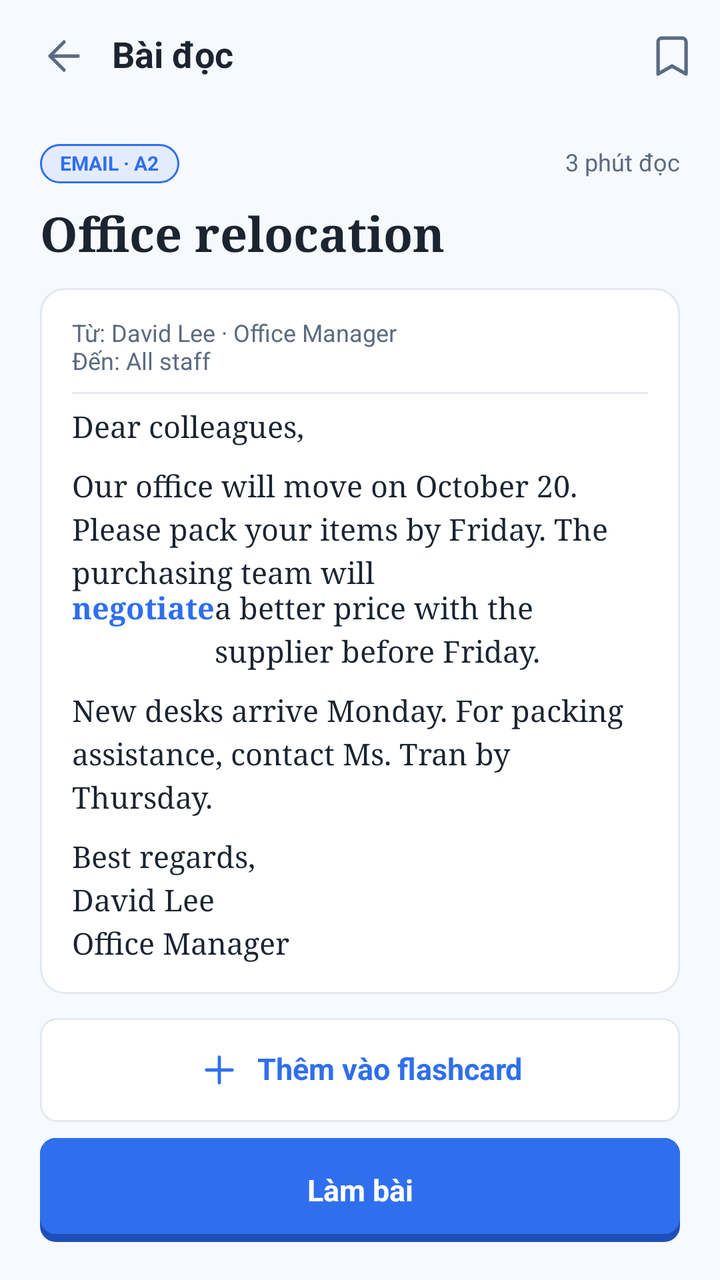
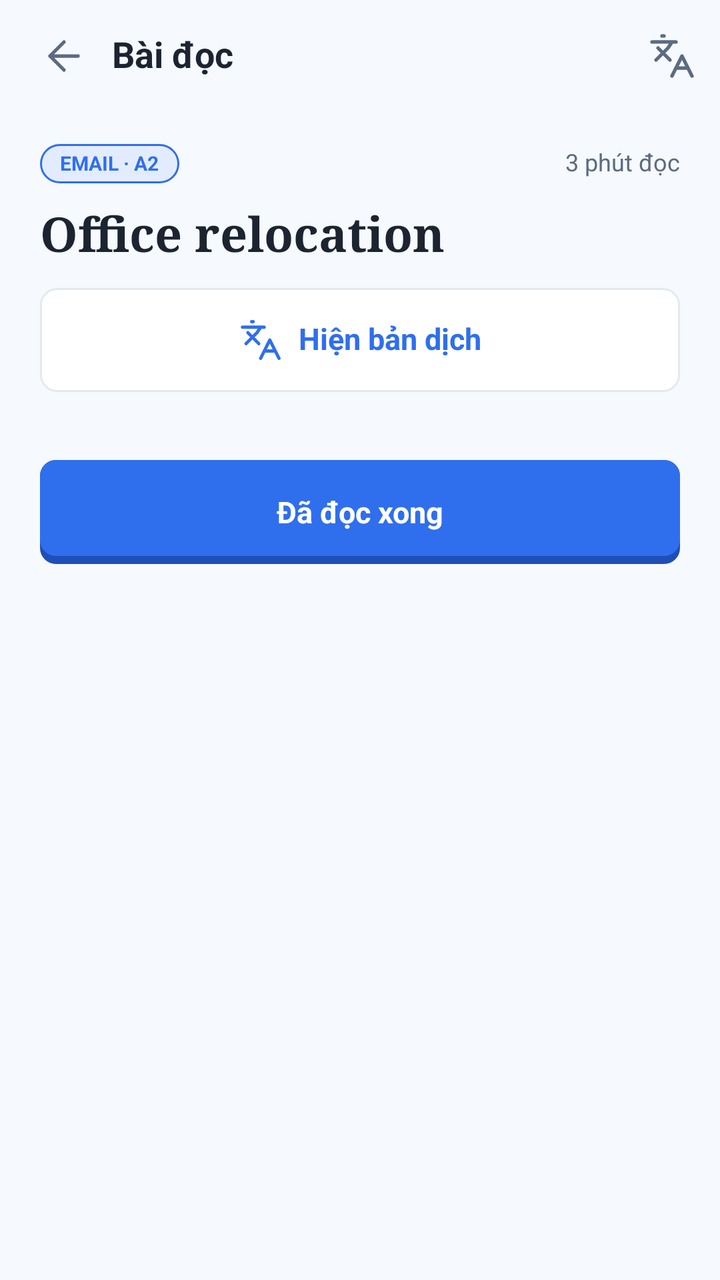

Before-and-after screenshots of an Android layout around one commit, followed by the original layout XML and the change that was made.
<!-- AndroidManifest.xml: application theme Theme.NT118_Project -->
<!-- res/layout/fragment_reading_article.xml -->
<?xml version="1.0" encoding="utf-8"?>
<androidx.constraintlayout.widget.ConstraintLayout
    xmlns:android="http://schemas.android.com/apk/res/android"
    xmlns:app="http://schemas.android.com/apk/res-auto"
    android:layout_width="match_parent"
    android:layout_height="match_parent"
    android:background="@color/app_bg">
    <androidx.constraintlayout.widget.Guideline
        android:id="@+id/guideStart"
        android:layout_width="wrap_content"
        android:layout_height="wrap_content"
        android:orientation="vertical"
        app:layout_constraintGuide_percent="@dimen/guide_start" />
    <androidx.constraintlayout.widget.Guideline
        android:id="@+id/guideEnd"
        android:layout_width="wrap_content"
        android:layout_height="wrap_content"
        android:orientation="vertical"
        app:layout_constraintGuide_percent="@dimen/guide_end" />
    <LinearLayout
        android:layout_width="0dp"
        android:layout_height="0dp"
        android:id="@+id/screenColumn"
        app:layout_constraintStart_toStartOf="@id/guideStart"
        app:layout_constraintEnd_toEndOf="@id/guideEnd"
        app:layout_constraintTop_toTopOf="parent"
        android:orientation="vertical"
        app:layout_constraintBottom_toBottomOf="parent">
        <LinearLayout
            android:layout_height="56dp"
            android:layout_width="match_parent"
            android:orientation="horizontal"
            android:gravity="center_vertical">
            <ImageButton
                android:layout_marginStart="8dp"
                style="@style/IconButton"
                android:src="@drawable/ic_arrow_left"
                android:tint="@color/app_text_secondary"
                android:id="@+id/btnBack"
                android:tag="back"
                android:contentDescription="@string/register_13" />
            <TextView
                android:layout_width="0dp"
                android:layout_weight="1"
                android:paddingStart="0dp"
                android:minHeight="48dp"
                android:gravity="center_vertical"
                android:layout_height="wrap_content"
                style="@style/Text.Title"
                android:text="@string/reading_article_13" />
            <ImageButton
                style="@style/IconButton"
                android:src="@drawable/ic_bookmark"
                android:tint="@color/app_text_secondary"
                android:contentDescription="@string/reading_article_12" />
        </LinearLayout>
        <androidx.core.widget.NestedScrollView
            android:layout_width="match_parent"
            android:layout_height="0dp"
            android:layout_weight="1"
            android:fillViewport="true">
            <LinearLayout
                android:paddingStart="20dp"
                android:paddingTop="16dp"
                android:paddingEnd="20dp"
                android:paddingBottom="28dp"
                android:layout_width="match_parent"
                android:layout_height="wrap_content"
                android:orientation="vertical">
                <LinearLayout
                    android:layout_width="match_parent"
                    android:layout_height="wrap_content"
                    android:orientation="horizontal"
                    android:gravity="center_vertical">
                    <TextView
                        style="@style/Badge"
                        android:text="@string/reading_article_08"
                        android:layout_width="wrap_content"
                        android:layout_height="wrap_content" />
                    <TextView
                        android:layout_marginStart="0dp"
                        android:gravity="end"
                        android:layout_width="0dp"
                        android:layout_weight="1"
                        android:layout_height="wrap_content"
                        style="@style/Text.Caption"
                        android:text="@string/reading_article_09" />
                </LinearLayout>
                <TextView
                    android:fontFamily="serif"
                    android:textSize="24sp"
                    android:layout_marginTop="12dp"
                    android:layout_width="match_parent"
                    android:layout_height="wrap_content"
                    style="@style/Text.Title"
                    android:text="@string/intro2_02" />
                <LinearLayout
                    android:background="@drawable/bg_card"
                    android:padding="16dp"
                    android:layout_marginTop="12dp"
                    android:layout_width="match_parent"
                    android:layout_height="wrap_content"
                    android:orientation="vertical">
                    <LinearLayout
                        android:background="@null"
                        android:padding="0dp"
                        android:layout_width="match_parent"
                        android:layout_height="wrap_content"
                        android:orientation="vertical">
                        <TextView
                            android:layout_width="match_parent"
                            android:layout_height="wrap_content"
                            style="@style/Text.Caption"
                            android:text="@string/reading_article_01" />
                        <TextView
                            android:layout_width="match_parent"
                            android:layout_height="wrap_content"
                            style="@style/Text.Caption"
                            android:text="@string/reading_article_02" />
                    </LinearLayout>
                    <View
                        android:layout_width="match_parent"
                        android:layout_height="1dp"
                        android:layout_marginTop="8dp"
                        android:layout_marginBottom="8dp"
                        android:background="@color/app_border" />
                    <TextView
                        android:fontFamily="serif"
                        android:layout_width="match_parent"
                        android:layout_height="wrap_content"
                        style="@style/Text.Body"
                        android:text="@string/reading_article_03" />
                    <TextView
                        android:fontFamily="serif"
                        android:layout_marginTop="12dp"
                        android:layout_width="match_parent"
                        android:layout_height="wrap_content"
                        style="@style/Text.Body"
                        android:text="@string/reading_article_04" />
                    <LinearLayout
                        android:gravity="top"
                        android:layout_width="match_parent"
                        android:layout_height="wrap_content"
                        android:orientation="horizontal">
                        <TextView
                            android:fontFamily="serif"
                            android:textColor="@color/app_primary"
                            android:textStyle="bold"
                            android:layout_width="wrap_content"
                            android:layout_height="wrap_content"
                            style="@style/Text.Body"
                            android:text="@string/intro2_07"
                            android:clickable="true"
                            android:focusable="true"
                            android:tag="show:lookupSheet"
                            android:foreground="?attr/selectableItemBackground" />
                        <TextView
                            android:fontFamily="serif"
                            android:layout_width="wrap_content"
                            android:layout_height="wrap_content"
                            style="@style/Text.Body"
                            android:text="@string/reading_article_05" />
                    </LinearLayout>
                    <TextView
                        android:fontFamily="serif"
                        android:layout_marginTop="12dp"
                        android:layout_width="match_parent"
                        android:layout_height="wrap_content"
                        style="@style/Text.Body"
                        android:text="@string/reading_article_06" />
                    <TextView
                        android:fontFamily="serif"
                        android:layout_marginTop="12dp"
                        android:layout_width="match_parent"
                        android:layout_height="wrap_content"
                        style="@style/Text.Body"
                        android:text="@string/reading_article_07" />
                </LinearLayout>
                <LinearLayout
                    android:layout_marginTop="12dp"
                    style="@style/Button.Outline"
                    android:tag="nav:card_edit"
                    android:orientation="horizontal">
                    <ImageView
                        android:layout_width="22dp"
                        android:layout_height="22dp"
                        android:src="@drawable/ic_plus"
                        android:tint="@color/app_primary"
                        android:importantForAccessibility="no" />
                    <TextView
                        android:layout_marginStart="8dp"
                        android:textColor="@color/app_primary"
                        android:textStyle="bold"
                        android:layout_width="wrap_content"
                        android:layout_height="wrap_content"
                        style="@style/Text.Body"
                        android:text="@string/reading_article_10" />
                </LinearLayout>
                <TextView
                    android:layout_marginTop="8dp"
                    style="@style/Button.Primary"
                    android:text="@string/reading_article_11"
                    android:tag="nav:quiz_part5" />
            </LinearLayout>
        </androidx.core.widget.NestedScrollView>
    </LinearLayout>
    <LinearLayout
        android:background="@drawable/bg_sheet"
        android:padding="20dp"
        android:layout_width="0dp"
        android:layout_height="wrap_content"
        android:orientation="vertical"
        android:id="@+id/lookupSheet"
        android:visibility="gone"
        android:elevation="8dp"
        app:layout_constraintStart_toStartOf="parent"
        app:layout_constraintEnd_toEndOf="parent"
        app:layout_constraintBottom_toBottomOf="parent">
        <View
            android:layout_width="36dp"
            android:layout_height="4dp"
            android:layout_gravity="center_horizontal"
            android:background="@drawable/bg_dot" />
        <LinearLayout
            android:layout_marginTop="8dp"
            android:layout_width="match_parent"
            android:layout_height="wrap_content"
            android:orientation="horizontal"
            android:gravity="center_vertical">
            <TextView
                android:textSize="24sp"
                android:layout_width="0dp"
                android:layout_weight="1"
                android:layout_marginTop="8dp"
                android:layout_height="wrap_content"
                style="@style/Text.Heading"
                android:text="@string/intro2_07" />
            <ImageButton
                android:layout_width="32dp"
                android:layout_height="32dp"
                style="@style/IconButton"
                android:src="@drawable/ic_volume"
                android:tint="@color/app_primary"
                android:contentDescription="@string/reading_article_14" />
            <ImageButton
                android:layout_width="32dp"
                android:layout_height="32dp"
                style="@style/IconButton"
                android:src="@drawable/ic_x"
                android:tint="@color/app_text_secondary"
                android:id="@+id/btnCloseSheet"
                android:tag="hide:lookupSheet"
                android:contentDescription="@string/flashcard_front_08" />
        </LinearLayout>
        <TextView
            android:layout_marginTop="4dp"
            android:layout_width="match_parent"
            android:layout_height="wrap_content"
            style="@style/Text.Caption"
            android:text="@string/flashcard_front_02" />
        <TextView
            android:textStyle="bold"
            android:layout_marginTop="12dp"
            android:layout_width="match_parent"
            android:layout_height="wrap_content"
            style="@style/Text.Body"
            android:text="@string/reading_article_15" />
        <TextView
            android:layout_marginTop="4dp"
            android:layout_width="match_parent"
            android:layout_height="wrap_content"
            style="@style/Text.Caption"
            android:text="@string/reading_article_16" />
        <LinearLayout
            android:layout_marginTop="16dp"
            style="@style/Button.Primary"
            android:tag="nav:card_edit"
            android:orientation="horizontal">
            <ImageView
                android:layout_width="22dp"
                android:layout_height="22dp"
                android:src="@drawable/ic_plus"
                android:tint="@color/white"
                android:importantForAccessibility="no" />
            <TextView
                android:layout_marginStart="8dp"
                android:textColor="@color/white"
                android:textStyle="bold"
                android:layout_width="wrap_content"
                android:layout_height="wrap_content"
                style="@style/Text.Body"
                android:text="@string/reading_article_10" />
        </LinearLayout>
    </LinearLayout>
</androidx.constraintlayout.widget.ConstraintLayout>
<!-- resources referenced by this layout -->
<resources>
  <color name="app_bg">#F6F9FE</color>
  <color name="app_border">#E4E9F0</color>
  <color name="app_primary">#2F6FED</color>
  <color name="app_text_secondary">#5B6B80</color>
  <color name="white">#FFFFFFFF</color>
  <item name="guide_end" format="float" type="dimen">1.0</item>
  <item name="guide_start" format="float" type="dimen">0.0</item>
  <!-- drawable bg_card (drawable) -->
  <?xml version="1.0" encoding="utf-8"?>
  <shape xmlns:android="http://schemas.android.com/apk/res/android" android:shape="rectangle">
      <solid android:color="@color/app_surface" />
      <stroke android:width="1dp" android:color="@color/app_border" />
      <corners android:radius="12dp" />
  </shape>
  <!-- drawable ic_bookmark (drawable) -->
  <?xml version="1.0" encoding="utf-8"?>
  <vector xmlns:android="http://schemas.android.com/apk/res/android"
      android:width="24dp"
      android:height="24dp"
      android:viewportWidth="24"
      android:viewportHeight="24">
      <path
          android:pathData="m19 21-7-4-7 4V5a2 2 0 0 1 2-2h10a2 2 0 0 1 2 2v16z"
          android:strokeColor="#FF000000"
          android:strokeWidth="1.75"
          android:strokeLineCap="round"
          android:strokeLineJoin="round" />
  </vector>
  <string name="flashcard_front_02">/nɪˈɡəʊʃieɪt/</string>
  <string name="flashcard_front_08">Đóng</string>
  <string name="intro2_02">Office relocation</string>
  <string name="intro2_07">negotiate</string>
  <string name="reading_article_01">Từ: David Lee · Office Manager</string>
  <string name="reading_article_02">Đến: All staff</string>
  <string name="reading_article_03">Dear colleagues,</string>
  <string name="reading_article_04">Our office will move on October 20. Please pack your items by Friday. The purchasing team will</string>
  <string name="reading_article_05"> a better price with the supplier before Friday.</string>
  <string name="reading_article_06">New desks arrive Monday. For packing assistance, contact Ms. Tran by Thursday.</string>
  <string name="reading_article_07">Best regards,\nDavid Lee\nOffice Manager</string>
  <string name="reading_article_08">EMAIL · A2</string>
  <string name="reading_article_09">3 phút đọc</string>
  <string name="reading_article_10">Thêm vào flashcard</string>
  <string name="reading_article_11">Làm bài</string>
  <string name="reading_article_12">Lưu bài</string>
  <string name="reading_article_13">Bài đọc</string>
  <string name="reading_article_14">Phát âm</string>
  <string name="reading_article_15">Động từ · thương lượng</string>
  <string name="reading_article_16">Thảo luận để đi đến một thỏa thuận về giá, điều kiện hoặc hợp đồng.</string>
  <string name="register_13">Quay lại</string>
  <style name="Button.Outline">
          <item name="android:background">@drawable/bg_field</item>
          <item name="android:textColor">@color/app_primary</item>
      </style>
  <style name="Button.Primary">
          <item name="android:background">@drawable/bg_button_primary</item>
          <item name="android:textColor">@android:color/white</item>
      </style>
  <style name="Text.Body">
          <item name="android:textSize">15sp</item>
          <item name="android:lineSpacingExtra">4sp</item>
      </style>
  <style name="Text.Caption">
          <item name="android:textSize">12sp</item>
          <item name="android:textColor">@color/app_text_secondary</item>
      </style>
  <style name="Text.Heading">
          <item name="android:textSize">32sp</item>
          <item name="android:textStyle">bold</item>
      </style>
  <style name="Text.Title">
          <item name="android:textSize">18sp</item>
          <item name="android:textStyle">bold</item>
      </style>
  <style name="Theme.NT118_Project" parent="Base.Theme.NT118_Project" />
  <color name="app_surface">#FFFFFF</color>
  <dimen name="icon_button">48dp</dimen>
  <color name="app_primary_soft">#E3ECFF</color>
  <color name="app_primary_dark">#1E4FB8</color>
  <!-- unchanged entries left out for length: 12 -->
</resources>

<!-- the commit's change to res/layout/fragment_reading_article.xml (unified diff, before → after) -->
@@ -37,9 +37,9 @@
                 android:src="@drawable/ic_arrow_left"
                 android:tint="@color/app_text_secondary"
                 android:id="@+id/btnBack"
-                android:tag="back"
                 android:contentDescription="@string/register_13" />
             <TextView
+                android:id="@+id/txtScreenTitle"
                 android:layout_width="0dp"
                 android:layout_weight="1"
                 android:paddingStart="0dp"
@@ -49,10 +49,11 @@
                 style="@style/Text.Title"
                 android:text="@string/reading_article_13" />
             <ImageButton
-                style="@style/IconButton"
-                android:src="@drawable/ic_bookmark"
+                android:id="@+id/btnTranslate"
+                style="@style/IconButton"
+                android:src="@drawable/ic_languages"
                 android:tint="@color/app_text_secondary"
-                android:contentDescription="@string/reading_article_12" />
+                android:contentDescription="@string/reading_translation" />
         </LinearLayout>
         <androidx.core.widget.NestedScrollView
             android:layout_width="match_parent"
@@ -73,11 +74,13 @@
                     android:orientation="horizontal"
                     android:gravity="center_vertical">
                     <TextView
+                        android:id="@+id/txtBadge"
                         style="@style/Badge"
                         android:text="@string/reading_article_08"
                         android:layout_width="wrap_content"
                         android:layout_height="wrap_content" />
                     <TextView
+                        android:id="@+id/txtMeta"
                         android:layout_marginStart="0dp"
                         android:gravity="end"
                         android:layout_width="0dp"
@@ -87,6 +90,7 @@
                         android:text="@string/reading_article_09" />
                 </LinearLayout>
                 <TextView
+                    android:id="@+id/txtTitle"
                     android:fontFamily="serif"
                     android:textSize="24sp"
                     android:layout_marginTop="12dp"
@@ -95,112 +99,42 @@
                     style="@style/Text.Title"
                     android:text="@string/intro2_02" />
                 <LinearLayout
-                    android:background="@drawable/bg_card"
-                    android:padding="16dp"
-                    android:layout_marginTop="12dp"
-                    android:layout_width="match_parent"
-                    android:layout_height="wrap_content"
-                    android:orientation="vertical">
-                    <LinearLayout
-                        android:background="@null"
-                        android:padding="0dp"
-                        android:layout_width="match_parent"
-                        android:layout_height="wrap_content"
-                        android:orientation="vertical">
-                        <TextView
-                            android:layout_width="match_parent"
-                            android:layout_height="wrap_content"
-                            style="@style/Text.Caption"
-                            android:text="@string/reading_article_01" />
-                        <TextView
-                            android:layout_width="match_parent"
-                            android:layout_height="wrap_content"
-                            style="@style/Text.Caption"
-                            android:text="@string/reading_article_02" />
-                    </LinearLayout>
-                    <View
-                        android:layout_width="match_parent"
-                        android:layout_height="1dp"
-                        android:layout_marginTop="8dp"
-                        android:layout_marginBottom="8dp"
-                        android:background="@color/app_border" />
-                    <TextView
-                        android:fontFamily="serif"
-                        android:layout_width="match_parent"
-                        android:layout_height="wrap_content"
-                        style="@style/Text.Body"
-                        android:text="@string/reading_article_03" />
-                    <TextView
-                        android:fontFamily="serif"
-                        android:layout_marginTop="12dp"
-                        android:layout_width="match_parent"
-                        android:layout_height="wrap_content"
-                        style="@style/Text.Body"
-                        android:text="@string/reading_article_04" />
-                    <LinearLayout
-                        android:gravity="top"
-                        android:layout_width="match_parent"
-                        android:layout_height="wrap_content"
-                        android:orientation="horizontal">
-                        <TextView
-                            android:fontFamily="serif"
-                            android:textColor="@color/app_primary"
-                            android:textStyle="bold"
-                            android:layout_width="wrap_content"
-                            android:layout_height="wrap_content"
-                            style="@style/Text.Body"
-                            android:text="@string/intro2_07"
-                            android:clickable="true"
-                            android:focusable="true"
-                            android:tag="show:lookupSheet"
-                            android:foreground="?attr/selectableItemBackground" />
-                        <TextView
-                            android:fontFamily="serif"
-                            android:layout_width="wrap_content"
-                            android:layout_height="wrap_content"
-                            style="@style/Text.Body"
-                            android:text="@string/reading_article_05" />
-                    </LinearLayout>
-                    <TextView
-                        android:fontFamily="serif"
-                        android:layout_marginTop="12dp"
-                        android:layout_width="match_parent"
-                        android:layout_height="wrap_content"
-                        style="@style/Text.Body"
-                        android:text="@string/reading_article_06" />
-                    <TextView
-                        android:fontFamily="serif"
-                        android:layout_marginTop="12dp"
-                        android:layout_width="match_parent"
-                        android:layout_height="wrap_content"
-                        style="@style/Text.Body"
-                        android:text="@string/reading_article_07" />
-                </LinearLayout>
+                    android:id="@+id/passageList"
+                    android:layout_width="match_parent"
+                    android:layout_height="wrap_content"
+                    android:orientation="vertical" />
                 <LinearLayout
+                    android:id="@+id/btnTranslateBottom"
                     android:layout_marginTop="12dp"
                     style="@style/Button.Outline"
-                    android:tag="nav:card_edit"
                     android:orientation="horizontal">
                     <ImageView
                         android:layout_width="22dp"
                         android:layout_height="22dp"
-                        android:src="@drawable/ic_plus"
+                        android:src="@drawable/ic_languages"
                         android:tint="@color/app_primary"
                         android:importantForAccessibility="no" />
                     <TextView
+                        android:id="@+id/txtTranslateBottom"
                         android:layout_marginStart="8dp"
                         android:textColor="@color/app_primary"
                         android:textStyle="bold"
                         android:layout_width="wrap_content"
                         android:layout_height="wrap_content"
                         style="@style/Text.Body"
-                        android:text="@string/reading_article_10" />
+                        android:text="@string/reading_show_translation" />
                 </LinearLayout>
                 <TextView
+                    android:id="@+id/txtStatus"
+                    android:layout_marginTop="12dp"
+                    android:layout_width="match_parent"
+                    android:layout_height="wrap_content"
+                    style="@style/Text.Caption" />
+                <TextView
+                    android:id="@+id/btnDone"
                     android:layout_marginTop="8dp"
                     style="@style/Button.Primary"
-                    android:text="@string/reading_article_11"
-                    android:tag="nav:quiz_part5" />
+                    android:text="@string/reading_mark_done" />
             </LinearLayout>
         </androidx.core.widget.NestedScrollView>
     </LinearLayout>
@@ -228,6 +162,7 @@
             android:orientation="horizontal"
             android:gravity="center_vertical">
             <TextView
+                android:id="@+id/txtWord"
                 android:textSize="24sp"
                 android:layout_width="0dp"
                 android:layout_weight="1"
@@ -236,6 +171,7 @@
                 style="@style/Text.Heading"
                 android:text="@string/intro2_07" />
             <ImageButton
+                android:id="@+id/btnSpeak"
                 android:layout_width="32dp"
                 android:layout_height="32dp"
                 style="@style/IconButton"
@@ -249,16 +185,17 @@
                 android:src="@drawable/ic_x"
                 android:tint="@color/app_text_secondary"
                 android:id="@+id/btnCloseSheet"
-                android:tag="hide:lookupSheet"
                 android:contentDescription="@string/flashcard_front_08" />
         </LinearLayout>
         <TextView
+            android:id="@+id/txtIpa"
             android:layout_marginTop="4dp"
             android:layout_width="match_parent"
             android:layout_height="wrap_content"
             style="@style/Text.Caption"
             android:text="@string/flashcard_front_02" />
         <TextView
+            android:id="@+id/txtMeaning"
             android:textStyle="bold"
             android:layout_marginTop="12dp"
             android:layout_width="match_parent"
@@ -266,15 +203,16 @@
             style="@style/Text.Body"
             android:text="@string/reading_article_15" />
         <TextView
+            android:id="@+id/txtExample"
             android:layout_marginTop="4dp"
             android:layout_width="match_parent"
             android:layout_height="wrap_content"
             style="@style/Text.Caption"
             android:text="@string/reading_article_16" />
         <LinearLayout
+            android:id="@+id/btnSaveCard"
             android:layout_marginTop="16dp"
             style="@style/Button.Primary"
-            android:tag="nav:card_edit"
             android:orientation="horizontal">
             <ImageView
                 android:layout_width="22dp"
<!-- resource entries referenced after the edit -->
@@ -7,14 +7,7 @@
   <color name="white">#FFFFFFFF</color>
   <item name="guide_end" format="float" type="dimen">1.0</item>
   <item name="guide_start" format="float" type="dimen">0.0</item>
-  <!-- drawable bg_card (drawable) -->
-  <?xml version="1.0" encoding="utf-8"?>
-  <shape xmlns:android="http://schemas.android.com/apk/res/android" android:shape="rectangle">
-      <solid android:color="@color/app_surface" />
-      <stroke android:width="1dp" android:color="@color/app_border" />
-      <corners android:radius="12dp" />
-  </shape>
-  <!-- drawable ic_bookmark (drawable) -->
+  <!-- drawable ic_languages (drawable) -->
   <?xml version="1.0" encoding="utf-8"?>
   <vector xmlns:android="http://schemas.android.com/apk/res/android"
       android:width="24dp"
@@ -22,7 +15,7 @@
       android:viewportWidth="24"
       android:viewportHeight="24">
       <path
-          android:pathData="m19 21-7-4-7 4V5a2 2 0 0 1 2-2h10a2 2 0 0 1 2 2v16z"
+          android:pathData="M4.99944 7.99968L10.9999 14.0002M3.99936 14.0002L9.99984 7.99968L12 4.99944M1.9992 4.99944H14.0002M6.9996 1.9992H7.99968M22.0008 22.0008L17.0004 12L12 22.0008M14.0002 18.0005H20.0006"
           android:strokeColor="#FF000000"
           android:strokeWidth="1.75"
           android:strokeLineCap="round"
@@ -32,22 +25,16 @@
   <string name="flashcard_front_08">Đóng</string>
   <string name="intro2_02">Office relocation</string>
   <string name="intro2_07">negotiate</string>
-  <string name="reading_article_01">Từ: David Lee · Office Manager</string>
-  <string name="reading_article_02">Đến: All staff</string>
-  <string name="reading_article_03">Dear colleagues,</string>
-  <string name="reading_article_04">Our office will move on October 20. Please pack your items by Friday. The purchasing team will</string>
-  <string name="reading_article_05"> a better price with the supplier before Friday.</string>
-  <string name="reading_article_06">New desks arrive Monday. For packing assistance, contact Ms. Tran by Thursday.</string>
-  <string name="reading_article_07">Best regards,\nDavid Lee\nOffice Manager</string>
   <string name="reading_article_08">EMAIL · A2</string>
   <string name="reading_article_09">3 phút đọc</string>
   <string name="reading_article_10">Thêm vào flashcard</string>
-  <string name="reading_article_11">Làm bài</string>
-  <string name="reading_article_12">Lưu bài</string>
   <string name="reading_article_13">Bài đọc</string>
   <string name="reading_article_14">Phát âm</string>
   <string name="reading_article_15">Động từ · thương lượng</string>
   <string name="reading_article_16">Thảo luận để đi đến một thỏa thuận về giá, điều kiện hoặc hợp đồng.</string>
+  <string name="reading_mark_done">Đã đọc xong</string>
+  <string name="reading_show_translation">Hiện bản dịch</string>
+  <string name="reading_translation">Bản dịch</string>
   <string name="register_13">Quay lại</string>
   <style name="Button.Outline">
           <item name="android:background">@drawable/bg_field</item>
